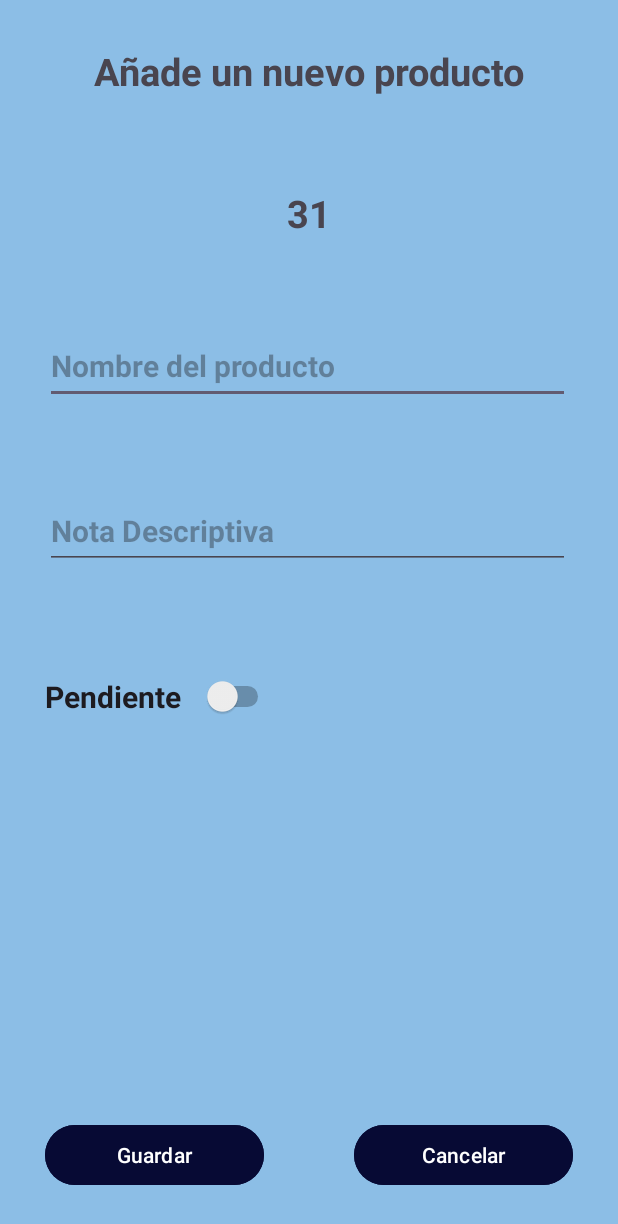
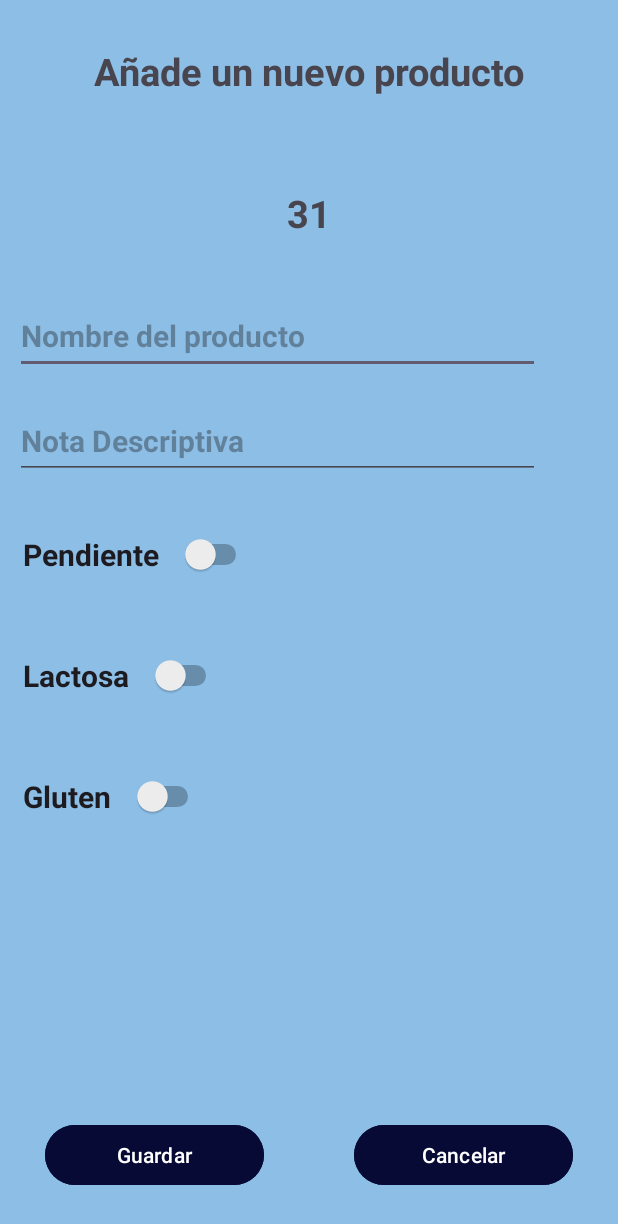
Before and after one commit to amedhue1804/iShoppingList, an Android app: the AddProductActivity screen opened directly, with no data from a screen before it, after a tap on "Guardar", on a phone screen of 412 x 824 dp. Shown: the top 1224 px of the screen. Run offline under Robolectric (Android 15) with nearby library versions, the phone set to English and light mode, and no system bars.

Commit message:
16/10/2024

```diff
--- a/app/src/main/java/com/example/ishoppinglist/code/activities/AddProductActivity.java
+++ b/app/src/main/java/com/example/ishoppinglist/code/activities/AddProductActivity.java
@@ -39,6 +39,10 @@ public class AddProductActivity extends AppCompatActivity {
         EditText productDescriptionInput = findViewById(R.id.etNewDescription);
         @SuppressLint("UseSwitchCompatOrMaterialCode")
         Switch productStateSwitch = findViewById(R.id.sw1);
+        @SuppressLint("UseSwitchCompatOrMaterialCode")
+        Switch productGlutenSwitch = findViewById(R.id.sw2);
+        @SuppressLint("UseSwitchCompatOrMaterialCode")
+        Switch productLactosaSwitch = findViewById(R.id.sw3);
         Button saveButton = findViewById(R.id.btnSave2);
         Button cancelButton = findViewById(R.id.btnCancel3);
 
@@ -67,6 +71,8 @@ public class AddProductActivity extends AppCompatActivity {
                 newProduct.setName(productNameInput.getText().toString());
                 newProduct.setDescription(productDescriptionInput.getText().toString());
                 newProduct.setState(productStateSwitch.isChecked());
+                newProduct.setGluten(productGlutenSwitch.isChecked());
+                newProduct.setLactosa(productLactosaSwitch.isChecked());
 
                 // Validamos que el nombre no esté vacío
                 if (newProduct.getName().isEmpty()){
@@ -85,6 +91,11 @@ public class AddProductActivity extends AppCompatActivity {
                     productNameInput.setText("");
                     productDescriptionInput.setText("");
                     productStateSwitch.setChecked(false);
+                    productGlutenSwitch.setChecked(false);
+                    productLactosaSwitch.setChecked(false);
+                    Toast saveToast = new Toast(AddProductActivity.this);
+                    saveToast.setText("Producto guardado");
+                    saveToast.show();
                     Intent returnIntent = new Intent(AddProductActivity.this, MainActivity.class);
                     startActivity(returnIntent);
                 }
--- a/app/src/main/java/com/example/ishoppinglist/code/activities/MainActivity.java
+++ b/app/src/main/java/com/example/ishoppinglist/code/activities/MainActivity.java
@@ -5,6 +5,7 @@ import android.os.Bundle;
 import android.view.View;
 import android.widget.Button;
 import android.widget.ListView;
+import android.widget.Spinner;
 import android.widget.TextView;
 
 import androidx.appcompat.app.AppCompatActivity;
@@ -52,6 +53,10 @@ public class MainActivity extends AppCompatActivity {
             startActivity(intentDetail);
         });
 
+        //Si el producto tiene lactosa, cambiamos el color de fondo del ListView
+
+
+
         // Configuramos el OnClickListener para los botones usando if-else
         View.OnClickListener buttonClickListener = new View.OnClickListener() {
             @Override
--- a/app/src/main/java/com/example/ishoppinglist/code/models/Product.java
+++ b/app/src/main/java/com/example/ishoppinglist/code/models/Product.java
@@ -9,6 +9,8 @@ public class Product implements Serializable {
     private String name;
     private String description;
     private boolean state;
+    private boolean lactosa;
+    private boolean gluten;
 
     // Constructor por defecto
     public Product (){
@@ -52,9 +54,26 @@ public class Product implements Serializable {
         return state;
     }
 
+    public boolean isGluten() {
+        return gluten;
+    }
+
+    public boolean isLactosa() {
+        return lactosa;
+    }
+
     public void setState(boolean state) {
         this.state = state;
     }
+
+    public void setGluten(boolean gluten) {
+        this.gluten = gluten;
+    }
+
+    public void setLactosa(boolean lactosa) {
+        this.lactosa = lactosa;
+    }
+
 
     // Metodo toString para imprimir el objeto Product como un string
     @Override
@@ -64,6 +83,8 @@ public class Product implements Serializable {
                 ", name='" + name + '\'' +
                 ", description='" + description + '\'' +
                 ", state=" + state +
+                ", lactosa=" + lactosa +
+                ", gluten=" + gluten +
                 '}';
     }
 }
--- a/app/src/main/res/layout/activity_add_product.xml
+++ b/app/src/main/res/layout/activity_add_product.xml
@@ -45,7 +45,7 @@
             android:ems="15"
             android:textSize="20sp"
             android:textStyle="bold"
-            android:layout_margin="30dp"
+            android:layout_margin="10dp"
             android:inputType="text"
             android:hint="Nombre del producto"
             tools:ignore="HardcodedText" />
@@ -57,7 +57,7 @@
             android:ems="15"
             android:textSize="20sp"
             android:textStyle="bold"
-            android:layout_margin="30dp"
+            android:layout_margin="10dp"
             android:inputType="text"
             android:hint="Nota Descriptiva"
             tools:ignore="HardcodedText" />
@@ -68,7 +68,27 @@
             android:layout_height="50dp"
             android:text="Pendiente   "
             tools:ignore="HardcodedText,UseSwitchCompatOrMaterialXml"
-            android:layout_margin="30dp"
+            android:layout_margin="15dp"
+            android:textSize="20sp"
+            android:textStyle="bold" />
+
+        <Switch
+            android:id="@+id/sw2"
+            android:layout_width="wrap_content"
+            android:layout_height="50dp"
+            android:text="Lactosa   "
+            tools:ignore="HardcodedText,UseSwitchCompatOrMaterialXml"
+            android:layout_margin="15dp"
+            android:textSize="20sp"
+            android:textStyle="bold" />
+
+        <Switch
+            android:id="@+id/sw3"
+            android:layout_width="wrap_content"
+            android:layout_height="50dp"
+            android:text="Gluten   "
+            tools:ignore="HardcodedText,UseSwitchCompatOrMaterialXml"
+            android:layout_margin="15dp"
             android:textSize="20sp"
             android:textStyle="bold" />
 
--- a/app/src/main/res/values/colors.xml
+++ b/app/src/main/res/values/colors.xml
@@ -4,6 +4,9 @@
     <color name="white">#FFFFFFFF</color>
     <color name="skyblue">#8cbee6</color>
     <color name="blue"> #070a34</color>
+    <color name="lactosa"> #F8BBD0</color>
+    <color name="gluten"> #D7CCC8</color>
+    <color name="glutenylactosa"> #B2EBF2</color>
 
 
 
```
Also changed, not shown: app/src/main/java/com/example/ishoppinglist/code/activities/DetailActivity.java (+12 -1 lines), app/src/main/java/com/example/ishoppinglist/code/activities/EditDetailActivity.java (+9 -2 lines), app/src/main/java/com/example/ishoppinglist/code/adapters/ProductAdapter.java (+12 -1 lines), app/src/main/res/layout/activity_detail.xml (+17 -0 lines), app/src/main/res/layout/activity_edit_detail.xml (+20 -0 lines), app/src/main/res/layout/drop_down_filter.xml (added, +43 -0 lines).
